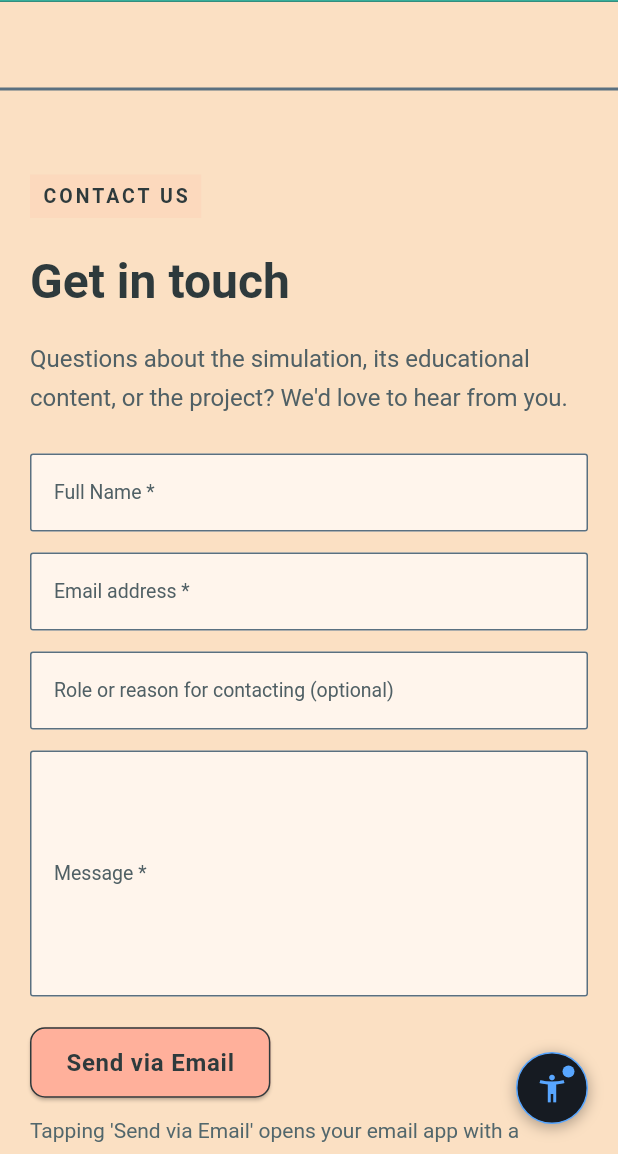
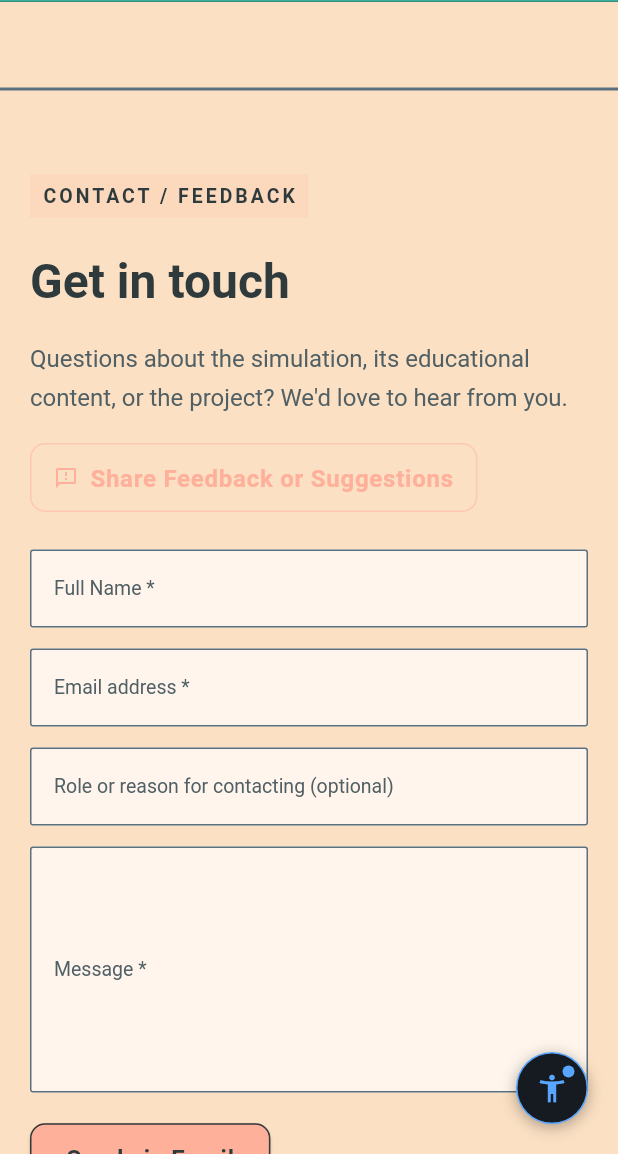
Before and after one commit to Derekshakk/burnout_simulator, a Flutter app: the screen it shows after launch, scrolled down 3456 dp, on a phone screen of 412 x 824 dp, the part 82-1236 px from its top. Run offline on Flutter 3.47's test engine with Material 3 defaults, Android fonts, the phone set to English and light mode, and no system bars; our stand-ins replace shared_preferences; missing offline and left inert: dart:html; accounts and stored records are empty.

Commit message:
New feedback form

```diff
--- a/lib/screens/home_screen.dart
+++ b/lib/screens/home_screen.dart
@@ -654,7 +654,7 @@ class _ExploreCard extends StatelessWidget {
   }
 }
 
-// ── Contact ───────────────────────────────────────────────────────────────────
+// ── Contact / Feedback ────────────────────────────────────────────────────────
 
 class _ContactSection extends StatefulWidget {
   final bool isMobile;
@@ -765,7 +765,7 @@ class _ContactSectionState extends State<_ContactSection> {
       child: Column(
         crossAxisAlignment: CrossAxisAlignment.start,
         children: [
-          const SectionLabel(text: 'CONTACT US'),
+          const SectionLabel(text: 'CONTACT / FEEDBACK'),
           const SizedBox(height: 20),
           A11yHeading(
             'Get in touch',
@@ -783,6 +783,27 @@ class _ContactSectionState extends State<_ContactSection> {
                     color: AppColors.textSecondary,
                     fontSize: 16,
                     height: 1.6,
+                  ),
+                ),
+                const SizedBox(height: 16),
+                OutlinedButton.icon(
+                  onPressed: () => launchUrl(
+                    Uri.parse(
+                      'https://docs.google.com/forms/d/e/1FAIpQLSdZmyoQbHN0IGxx88vrCH0ALPOFCm87SCXcuIvFDKWYem1UDA/viewform?usp=header',
+                    ),
+                    mode: LaunchMode.externalApplication,
+                  ),
+                  icon: const Icon(Icons.feedback_outlined, size: 16),
+                  label: const Text('Share Feedback or Suggestions'),
+                  style: OutlinedButton.styleFrom(
+                    foregroundColor: AppColors.accent,
+                    side: BorderSide(
+                      color: AppColors.accent.withValues(alpha: 0.5),
+                    ),
+                    padding: const EdgeInsets.symmetric(
+                      horizontal: 16,
+                      vertical: 12,
+                    ),
                   ),
                 ),
                 const SizedBox(height: 24),
```
Also changed, not shown: lib/screens/results_screen.dart (+17 -0 lines), 4 other files.
